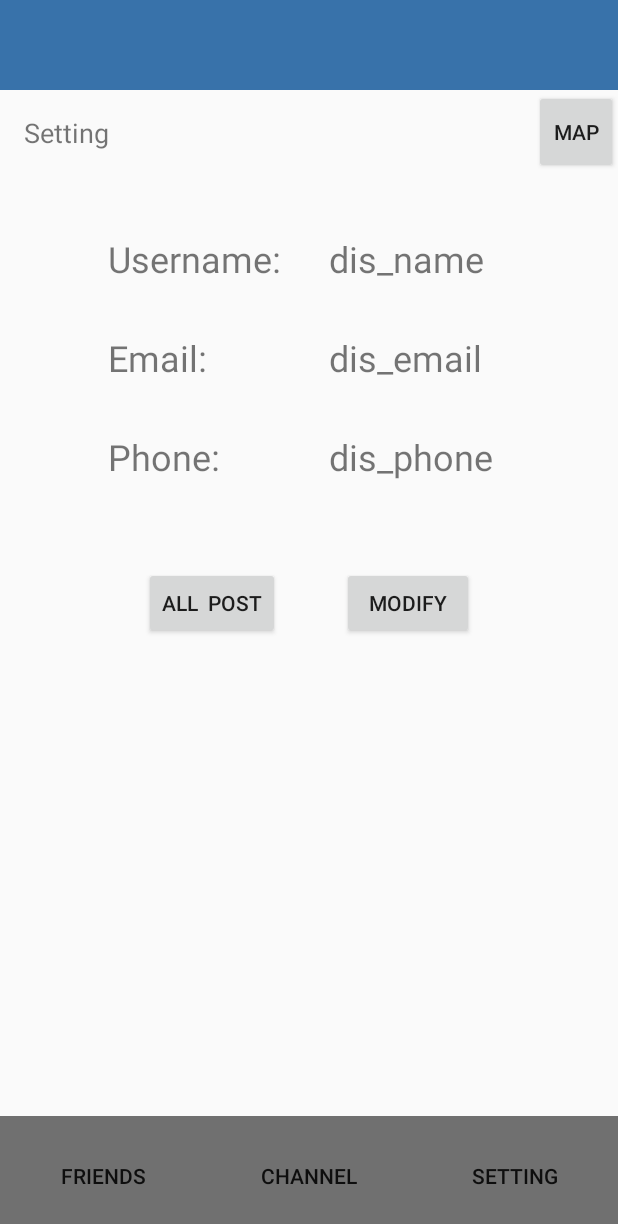
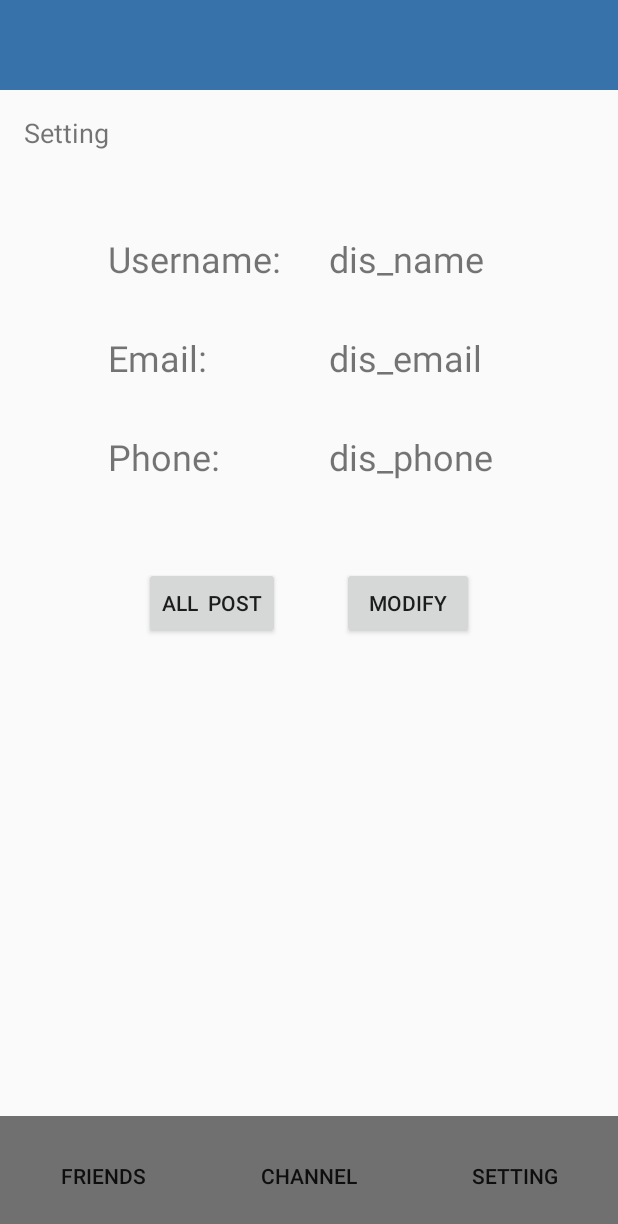
Before and after one commit to FY-Zhang/Project_Group_4, an Android app: the setting_main screen opened directly, with no data from a screen before it, on a phone screen of 412 x 824 dp. Shown: the top 1224 px of the screen. Run offline under Robolectric (Android 15) with nearby library versions, the phone set to English and light mode, and no system bars; 2 statements that could not run were skipped.

Commit message:
set map as activity

```diff
--- a/project/app/src/main/AndroidManifest.xml
+++ b/project/app/src/main/AndroidManifest.xml
@@ -9,7 +9,8 @@
         android:roundIcon="@mipmap/ic_launcher_round"
         android:supportsRtl="true"
         android:theme="@style/Theme.AppCompat.Light.NoActionBar">
-        <activity android:name=".chat_camera"></activity>
+        <activity android:name=".map"></activity>
+        <activity android:name=".chat_camera" />
         <activity android:name=".chat_location" />
         <activity android:name=".new_post" />
         <activity android:name=".post" />
--- a/project/app/src/main/java/com/example/groupproject/chat_nav.java
+++ b/project/app/src/main/java/com/example/groupproject/chat_nav.java
@@ -43,7 +43,7 @@ public class chat_nav extends AppCompatActivity {
             case R.id.chat_friend_info:
                 return true;
             case R.id.friend_map:
-                intent.setClass(this, fragment_map_setting.class);
+                intent.setClass(this, map.class);
                 startActivity(intent);
                 return true;
             default:
--- a/project/app/src/main/java/com/example/groupproject/friendlistActivity.java
+++ b/project/app/src/main/java/com/example/groupproject/friendlistActivity.java
@@ -74,7 +74,7 @@ public class friendlistActivity extends AppCompatActivity {
             case R.id.chat_friend_info:
                 return true;
             case R.id.friend_map:
-                intent.setClass(this, map_friends.class);
+                intent.setClass(this, map.class);
                 startActivity(intent);
                 return true;
             default:
--- a/project/app/src/main/res/layout/fragment_setting.xml
+++ b/project/app/src/main/res/layout/fragment_setting.xml
@@ -49,14 +49,6 @@
         android:theme="?attr/actionBarTheme"
         app:layout_constraintStart_toStartOf="parent"
         app:layout_constraintTop_toTopOf="parent" />
-
-    <Button
-        android:id="@+id/btn_map"
-        android:layout_width="56dp"
-        android:layout_height="56dp"
-        android:text="Map"
-        app:layout_constraintEnd_toEndOf="parent"
-        app:layout_constraintTop_toBottomOf="@+id/toolbar_setting" />
 
     <LinearLayout
         android:id="@+id/linearLayout_setting"
--- a/project/app/src/main/res/navigation/nav_graph_setting.xml
+++ b/project/app/src/main/res/navigation/nav_graph_setting.xml
@@ -23,20 +23,8 @@
             android:id="@+id/action_setting2_to_modify"
             app:destination="@id/modify" />
         <action
-            android:id="@+id/action_setting_to_fragment_map_setting"
-            app:destination="@id/map" />
-        <action
             android:id="@+id/action_setting_to_fragment_allpost_setting"
             app:destination="@id/allpost_setting" />
-    </fragment>
-    <fragment
-        android:id="@+id/map"
-        android:name="com.example.groupproject.fragment_map_setting"
-        android:label="fragment_map"
-        tools:layout="@layout/fragment_map_setting" >
-        <action
-            android:id="@+id/action_map_to_setting"
-            app:destination="@id/setting" />
     </fragment>
     <fragment
         android:id="@+id/allpost_setting"
```
Also changed, not shown: project/app/src/main/java/com/example/groupproject/fragment_map_setting.java (deleted, +0 -48 lines), project/app/src/main/java/com/example/groupproject/map.java (added, +14 -0 lines), project/app/src/main/res/layout/activity_map.xml (renamed from project/app/src/main/res/layout/fragment_map_setting.xml, +4 -5 lines).
